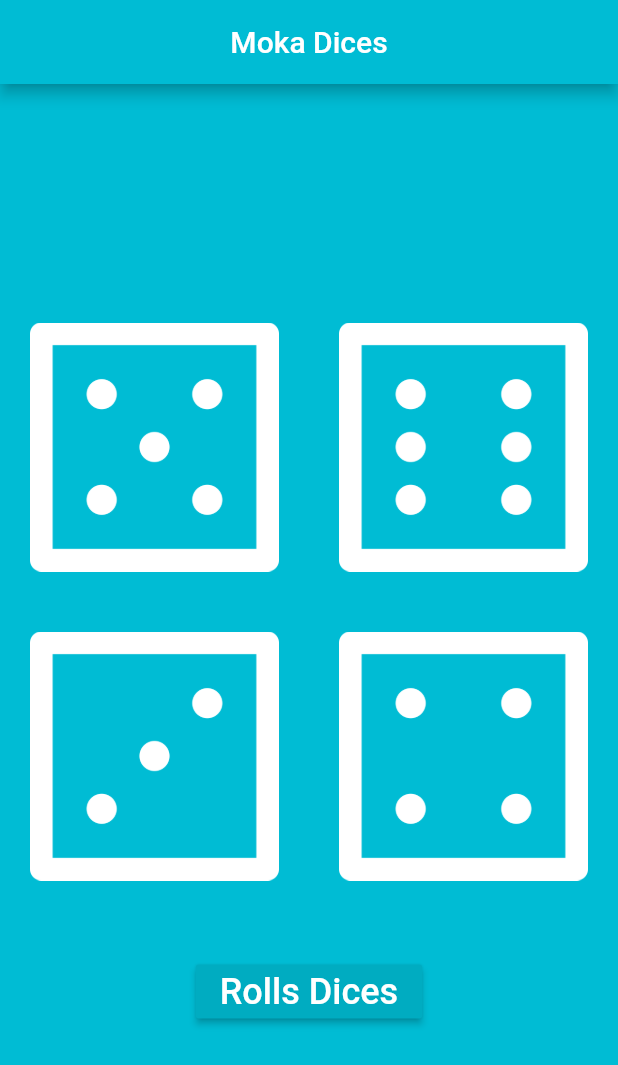
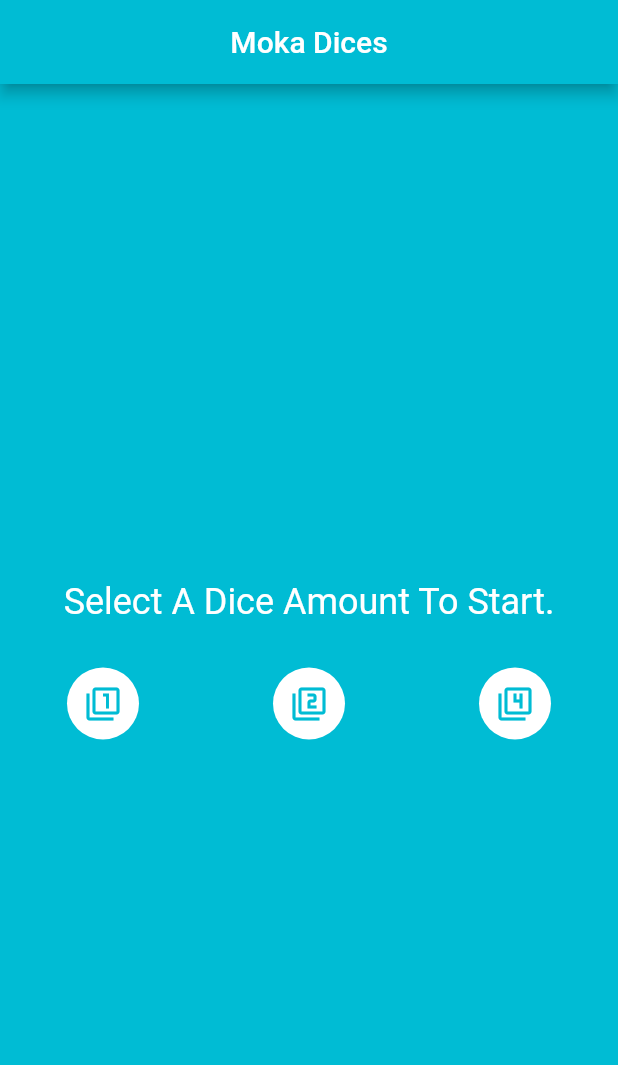
Before and after one commit to m-o-k-a/moka_dices, a Flutter app: the screen it shows after launch, on a phone screen of 412 x 824 dp. Shown: the top 1065 px of the screen. Run offline on Flutter 3.47's test engine with Material 2 defaults, Android fonts, the phone set to English and light mode, and no system bars.

Commit message:
add rolls dice(s) button

```diff
--- a/lib/main.dart
+++ b/lib/main.dart
@@ -27,7 +27,6 @@
 class _DicePageState extends State<DicePage> {
   @override
   Widget build(BuildContext context) {
-    dicesAmount = 4;
     return Center(
       child: Column(
         mainAxisAlignment: MainAxisAlignment.center,
@@ -50,12 +49,42 @@
               ],
             ),
           const SizedBox(height: 30),
+          if(dicesAmount > 0)
           RaisedButton(
             color: Colors.cyan[600],
             onPressed: () {
               setState(() {});
             },
-            child: const Text('Rolls Dices', style: TextStyle(fontSize: 24, color: Colors.white)),
+            child: Text('Rolls Dice(s)', style: TextStyle(fontSize: 24, color: Colors.white)),
+          ),
+          Row(
+            mainAxisAlignment: MainAxisAlignment.center,
+            children: <Widget>[
+              Expanded(
+                child: Ink(
+                  decoration: ShapeDecoration(color: Colors.white, shape: CircleBorder(),),
+                  child: IconButton(icon: Icon(Icons.filter_1), color: Colors.cyan, onPressed: () {
+                    setState(() {dicesAmount = 1;});
+                  },),
+                ),
+              ),
+              Expanded(
+                child: Ink(
+                  decoration: ShapeDecoration(color: Colors.white, shape: CircleBorder(),),
+                  child: IconButton(icon: Icon(Icons.filter_2), color: Colors.cyan, onPressed: () {
+                    setState(() {dicesAmount = 2;});
+                  },),
+                ),
+              ),
+              Expanded(
+                child: Ink(
+                  decoration: ShapeDecoration(color: Colors.white, shape: CircleBorder(),),
+                  child: IconButton(icon: Icon(Icons.filter_4), color: Colors.cyan, onPressed: () {
+                    setState(() {dicesAmount = 4;});
+                  },),
+                ),
+              ),
+            ],
           ),
         ],
       ),
```
